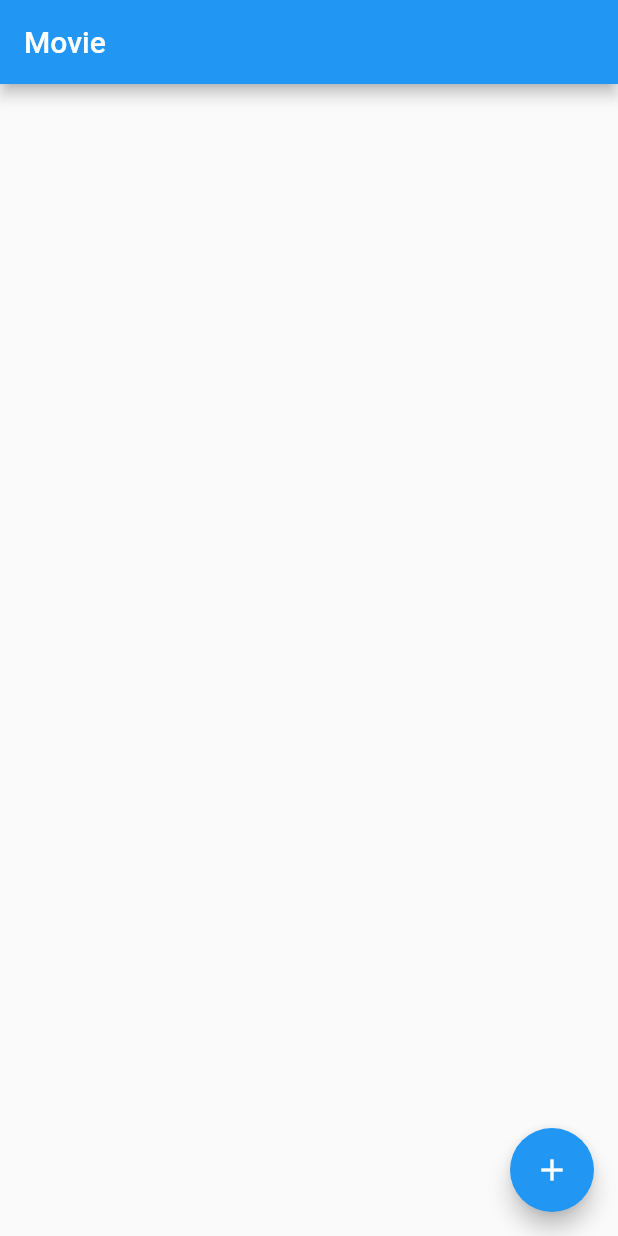
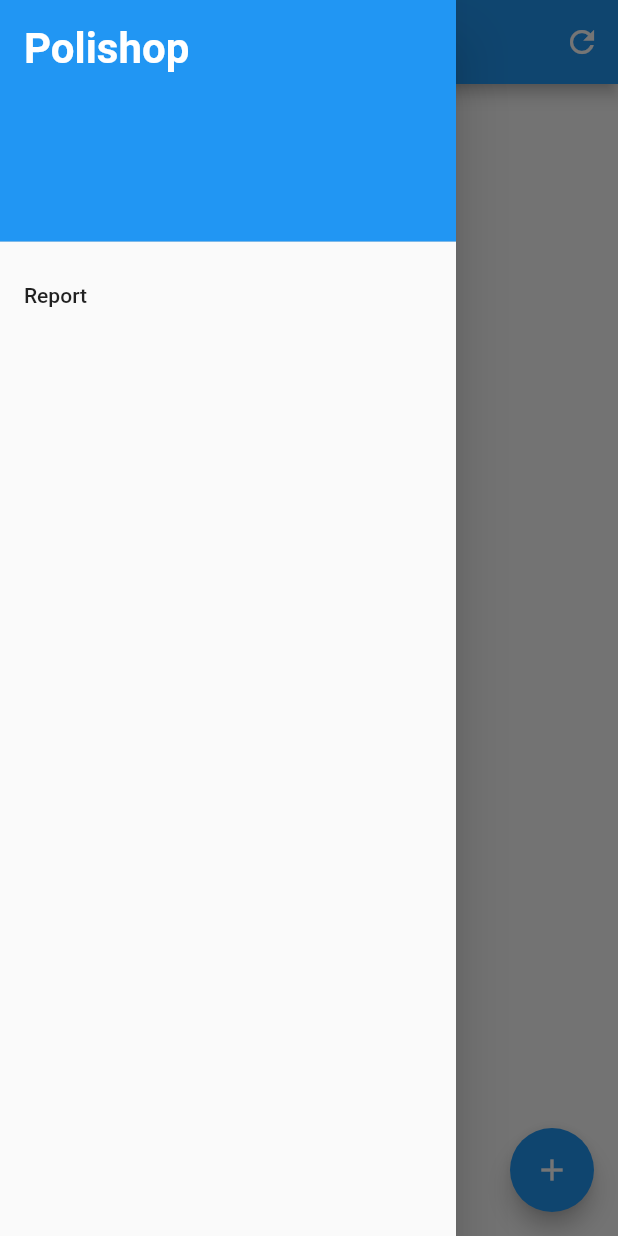
Before and after one commit to ming0520/polishop-app, a Flutter app: the screen it shows after launch, with the side drawer open (before the commit the screen has no drawer), on a phone screen of 412 x 824 dp. Run offline on Flutter 3.47's test engine with Material 2 defaults, Android fonts, the light colour scheme and no system bars; missing offline and left inert: search_choices; network calls fail.

Commit message:
Update main.dart setting up loading function, temporary disable category listtile

```diff
--- a/lib/main.dart
+++ b/lib/main.dart
@@ -4,8 +4,10 @@
 import 'package:polishop/models/GroceeryCategory.dart';
 import 'package:polishop/screen/AddCategoryScreen.dart';
 import 'package:polishop/screen/ListScreen.dart';
+import 'package:polishop/screen/ReportScreen.dart';
 import 'package:polishop/widgets/categoryWidget.dart';
 import 'package:http/http.dart' as http;
+// import 'package:sidebarx/sidebarx.dart';
 import 'env.dart';
 
 void main() {
@@ -19,10 +21,12 @@
 
 class _App extends State<App> {
   List<GroceeryCategory> _movies = List<GroceeryCategory>.empty(growable: true);
+  bool loading = false;
 
   @override
   void initState() {
     print('Initialize state');
+    loading = true;
     super.initState();
     populateAllMovies();
   }
@@ -30,6 +34,7 @@
   void populateAllMovies() async {
     final movies = await _fetchAllMovies();
     setState(() {
+      loading = false;
       _movies = movies;
     });
   }
@@ -106,7 +111,69 @@
   Widget build(BuildContext context) {
     return Scaffold(
       appBar: AppBar(
-        title: Text("Movie"),
+        title: Text("Polishop"),
+        actions: <Widget>[
+          IconButton(
+            icon: const Icon(
+              Icons.refresh_outlined,
+              color: Colors.white,
+            ),
+            onPressed: () {
+              populateAllMovies();
+              print('Refreshed');
+            },
+          )
+        ],
+      ),
+      drawer: Drawer(
+        // Add a ListView to the drawer. This ensures the user can scroll
+        // through the options in the drawer if there isn't enough vertical
+        // space to fit everything.
+        child: ListView(
+          // Important: Remove any padding from the ListView.
+          padding: EdgeInsets.zero,
+          children: [
+            const DrawerHeader(
+              decoration: BoxDecoration(
+                color: Colors.blue,
+              ),
+              child: Text(
+                'Polishop',
+                style: TextStyle(
+                  color: Colors.white,
+                  fontWeight: FontWeight.bold,
+                  fontSize: 28,
+                ),
+              ),
+            ),
+            // ListTile(
+            //   title: const Text(
+            //     'Category',
+            //     style: TextStyle(
+            //       color: Colors.black87,
+            //     ),
+            //   ),
+            //   onTap: () {
+            //     // Update the state of the app.
+            //     // ...
+            //   },
+            // ),
+            ListTile(
+              title: const Text(
+                'Report',
+                style: TextStyle(color: Colors.black87),
+              ),
+              onTap: () {
+                Navigator.push(
+                  context,
+                  MaterialPageRoute(
+                    builder: (context) => ReportScreen(),
+                  ),
+                );
+              },
+            ),
+          ],
+        ),
       ),
       body: ListView.builder(
           itemCount: widget.myMovieList.length,
```
